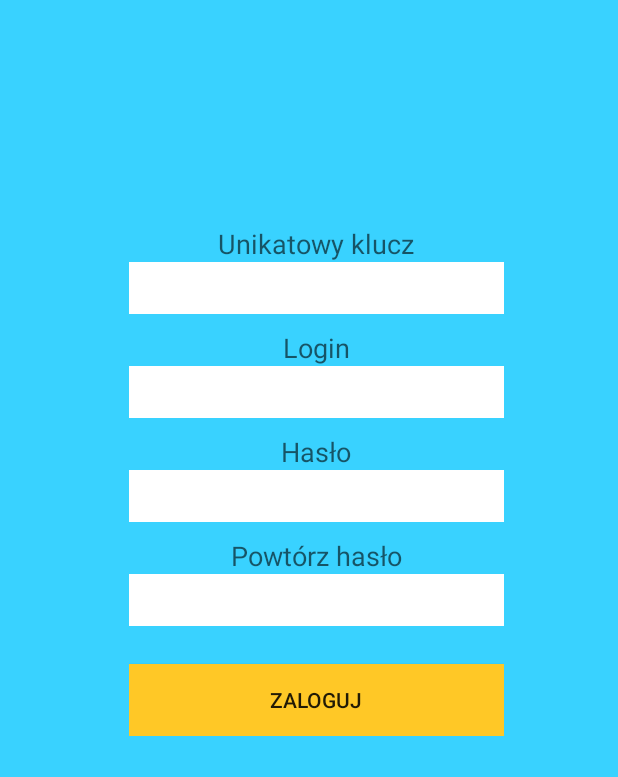
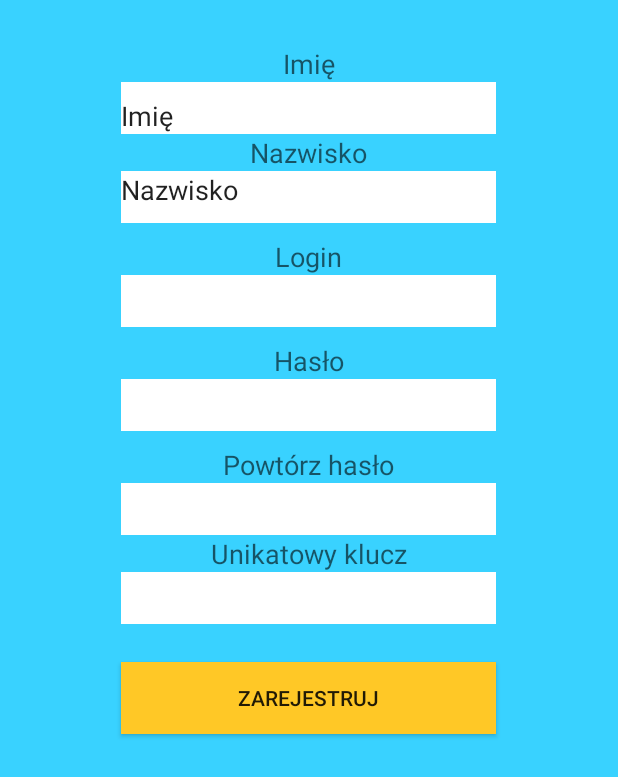
Before and after one commit to piotrowskislawomir/SZIOL, an Android app: the UserReg screen opened directly, with no data from a screen before it, on a phone screen of 412 x 824 dp. Shown: the top 777 px of the screen. Run offline under Robolectric (Android 15) with nearby library versions, the phone set to English and light mode, and no system bars.

Commit message:
Log & Reg forms 2

```diff
--- a/app/src/main/java/com/example/slawek/sziolmobile/UserLog.java
+++ b/app/src/main/java/com/example/slawek/sziolmobile/UserLog.java
@@ -7,6 +7,7 @@ import android.support.v7.app.ActionBarActivity;
 import android.view.Menu;
 import android.view.MenuItem;
 import android.view.View;
+import android.widget.TextView;
 
 import com.example.slawek.sziolmobile.R;
 
@@ -19,7 +20,9 @@ import sziolmobile.RestService;
 
     public class UserLog extends Activity {
 
-        @Override
+
+
+    @Override
         protected void onCreate(Bundle savedInstanceState) {
             super.onCreate(savedInstanceState);
             setContentView(R.layout.activity_log);
--- a/app/src/main/java/com/example/slawek/sziolmobile/UserReg.java
+++ b/app/src/main/java/com/example/slawek/sziolmobile/UserReg.java
@@ -2,14 +2,52 @@ package com.example.slawek.sziolmobile;
 
 import android.app.Activity;
 import android.os.Bundle;
+import android.os.StrictMode;
+import android.view.View;
+import android.widget.TextView;
+
+import Models.User;
+import sziolmobile.RestClientService;
+import sziolmobile.RestService;
 
 /**
  * Created by Michał on 2015-04-11.
  */
 public class UserReg extends Activity {
+
+    private TextView login;
+    private TextView pass;
+    private  TextView pass2;
+    private TextView firstName;
+    private TextView lastName;
+    private TextView teamKey;
+
     @Override
     protected void onCreate(Bundle savedInstanceState) {
         super.onCreate(savedInstanceState);
         setContentView(R.layout.activity_reg);
+
+        login = (TextView)findViewById(R.id.ET_log_reg);
+        pass = (TextView)findViewById(R.id.ET_pass_reg);
+        pass2 = (TextView)findViewById(R.id.ET_pass_reg_2);
+        firstName = (TextView)findViewById(R.id.ET_name_reg);
+        lastName = (TextView)findViewById(R.id.ET_lastName_reg);
+        teamKey = (TextView)findViewById(R.id.ET_reg_key);
+    }
+
+
+    public void registerButtonOnClick(View v) {
+        final User newUser = new User(login.getText().toString(), pass.getText().toString(), firstName.getText().toString(), lastName.getText().toString());
+        final String teamKeyActiv = teamKey.getText().toString();
+        StrictMode.ThreadPolicy policy = new StrictMode.ThreadPolicy.Builder().permitAll().build();
+        StrictMode.setThreadPolicy(policy);
+
+        runOnUiThread(new Runnable() {
+            public void run() {
+                RestClientService restClientService = new RestClientService("http://s384027.iis.wmi.amu.edu.pl/api/");
+                RestService restService = new RestService(restClientService);
+                restService.SendClientRegistry(newUser, teamKeyActiv);
+            }
+        });
     }
 }
--- a/app/src/main/res/layout/activity_reg.xml
+++ b/app/src/main/res/layout/activity_reg.xml
@@ -1,35 +1,53 @@
 <?xml version="1.0" encoding="utf-8"?>
 <LinearLayout xmlns:android="http://schemas.android.com/apk/res/android"
-    android:orientation="vertical" android:layout_width="match_parent"
+    android:layout_width="match_parent"
     android:layout_height="match_parent"
-    android:background="#ff39d2ff">
+    android:background="#ff39d2ff"
+    android:orientation="vertical">
 
-    <LinearLayout
-        android:orientation="vertical"
-        android:layout_width="wrap_content"
-        android:layout_height="wrap_content"
-        android:paddingTop="150dp"
-        android:paddingLeft="10dp"
-        android:layout_gravity="center_horizontal">
 
         <TextView
             android:layout_width="wrap_content"
             android:layout_height="wrap_content"
             android:textAppearance="?android:attr/textAppearanceMedium"
-            android:text="Unikatowy klucz"
-            android:id="@+id/textView5"
-            android:layout_gravity="center_horizontal" />
+            android:text="Imię"
+            android:id="@+id/textView7"
+            android:layout_gravity="center_horizontal"
+            android:layout_marginTop="30dp" />
 
         <EditText
             android:layout_width="250dp"
             android:layout_height="wrap_content"
-            android:inputType="textPassword"
+            android:inputType="textPersonName"
+            android:text="Imię"
             android:ems="10"
-            android:id="@+id/ET_pass_reg_2"
+            android:id="@+id/ET_name_reg"
+            android:layout_gravity="center_horizontal"
+            android:background="#ffffffff"
             android:paddingTop="10dp"
-            android:background="#ffffffff" />
+            android:layout_marginTop="0dp"
+            android:width="0dp" />
 
-        <TextView
+    <TextView
+        android:layout_width="wrap_content"
+        android:layout_height="wrap_content"
+        android:textAppearance="?android:attr/textAppearanceMedium"
+        android:text="Nazwisko"
+        android:id="@+id/textView8"
+        android:layout_gravity="center_horizontal" />
+
+    <EditText
+        android:layout_width="250dp"
+        android:layout_height="wrap_content"
+        android:inputType="textPersonName"
+        android:text="Nazwisko"
+        android:ems="10"
+        android:id="@+id/ET_lastName_reg"
+        android:layout_gravity="center_horizontal"
+        android:background="#ffffffff"
+        android:paddingBottom="10dp" />
+
+    <TextView
             android:layout_width="wrap_content"
             android:layout_height="wrap_content"
             android:textAppearance="?android:attr/textAppearanceMedium"
@@ -81,7 +99,25 @@
             android:layout_height="wrap_content"
             android:inputType="textPersonName"
             android:ems="10"
-            android:id="@+id/ET_team_key"
+            android:id="@+id/ET_pass_reg_2"
+            android:paddingTop="10dp"
+            android:background="#ffffffff"
+            android:layout_gravity="center_horizontal" />
+
+        <TextView
+            android:layout_width="wrap_content"
+            android:layout_height="wrap_content"
+            android:textAppearance="?android:attr/textAppearanceMedium"
+            android:text="Unikatowy klucz"
+            android:id="@+id/textView5"
+            android:layout_gravity="center_horizontal" />
+
+        <EditText
+            android:layout_width="250dp"
+            android:layout_height="wrap_content"
+            android:inputType="textPassword"
+            android:ems="10"
+            android:id="@+id/ET_reg_key"
             android:paddingTop="10dp"
             android:background="#ffffffff"
             android:layout_gravity="center_horizontal" />
@@ -89,14 +125,14 @@
         <Button
             android:layout_width="250dp"
             android:layout_height="wrap_content"
-            android:text="Zaloguj"
+            android:text="Zarejestruj"
             android:id="@+id/button4"
             android:layout_gravity="center_horizontal"
             android:singleLine="false"
             android:layout_marginTop="25dp"
-            android:background="#ffffc826" />
+            android:background="#ffffc826"
+            android:onClick="registerButtonOnClick" />
 
-    </LinearLayout>
 
 
 </LinearLayout>
```
Also changed, not shown: app/src/main/java/Models/User.java (added, +50 -0 lines), app/src/main/java/sziolmobile/RestService.java (+18 -0 lines).
